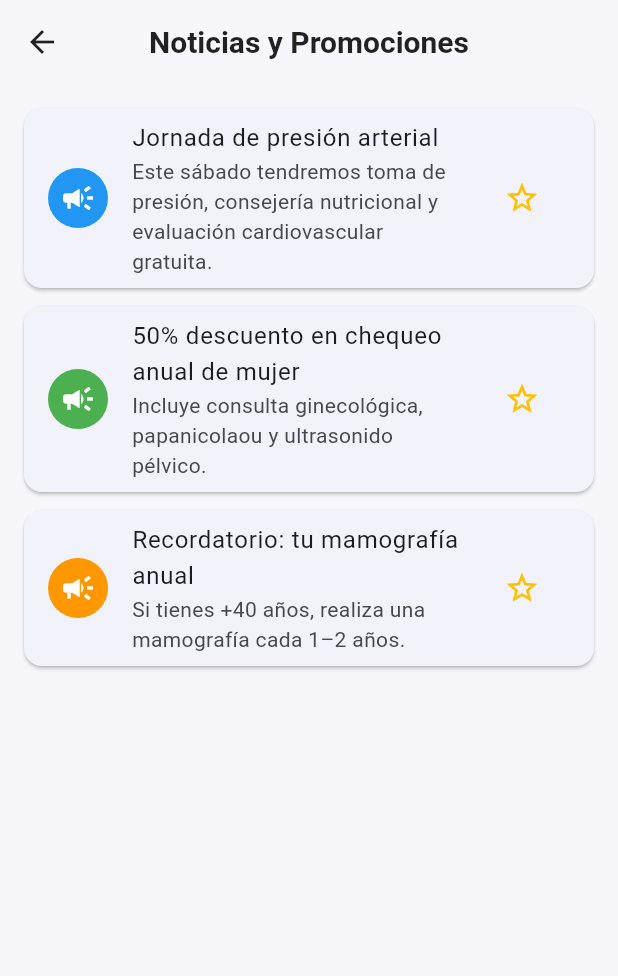
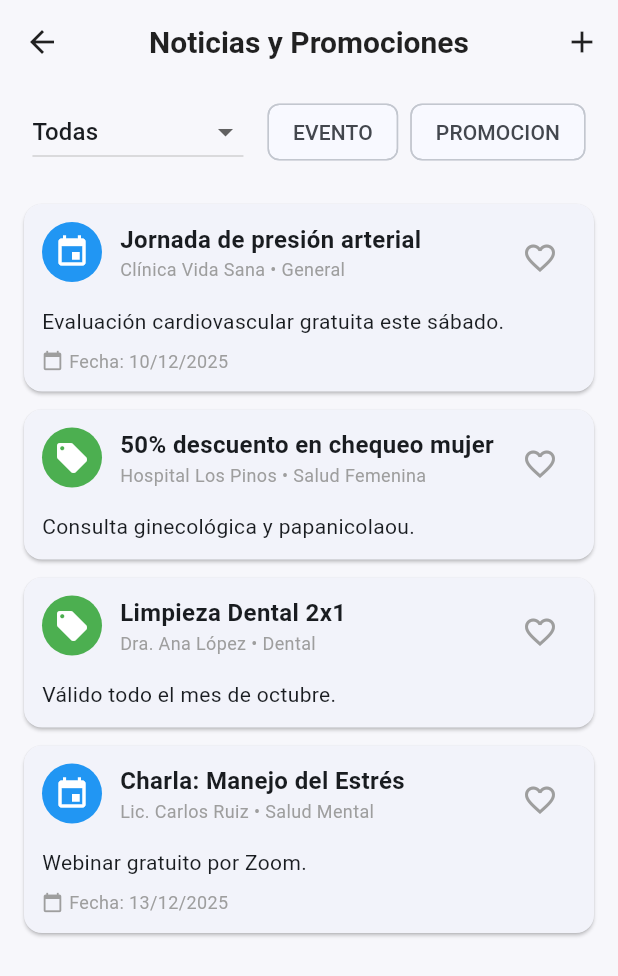
Before and after one commit to juliogp12hub/MiSaludApp-V3, a Flutter app: the InicioNoticiasPage screen opened directly, on a phone screen of 412 x 824 dp. Shown: the top 976 px of the screen. Run offline on Flutter 3.47's test engine with Material 3 defaults, Android fonts, the phone set to English and light mode, and no system bars; our stand-ins replace file_picker, flutter_riverpod, shared_preferences; accounts and stored records are empty.

Commit message:
Implement Newsletter/Promotions module and finalize Agenda/Favorites/Search integration

```diff
--- a/lib/models/evento_promocion.dart
+++ b/lib/models/evento_promocion.dart
@@ -3,9 +3,11 @@ class EventoPromocion {
   final String titulo;
   final String descripcion;
   final String tipo; // evento, promocion, recordatorio, articulo
+  final String category; // Salud Mental, Dental, General, etc.
   final DateTime fecha;
   final String autorNombre;
   final String autorTipo;
+  final String? professionalId; // Link to professional profile
   final String? imagenUrl;
 
   EventoPromocion({
@@ -13,9 +15,37 @@ class EventoPromocion {
     required this.titulo,
     required this.descripcion,
     required this.tipo,
+    required this.category,
     required this.fecha,
     required this.autorNombre,
     required this.autorTipo,
+    this.professionalId,
     this.imagenUrl,
   });
+
+  EventoPromocion copyWith({
+    String? id,
+    String? titulo,
+    String? descripcion,
+    String? tipo,
+    String? category,
+    DateTime? fecha,
+    String? autorNombre,
+    String? autorTipo,
+    String? professionalId,
+    String? imagenUrl,
+  }) {
+    return EventoPromocion(
+      id: id ?? this.id,
+      titulo: titulo ?? this.titulo,
+      descripcion: descripcion ?? this.descripcion,
+      tipo: tipo ?? this.tipo,
+      category: category ?? this.category,
+      fecha: fecha ?? this.fecha,
+      autorNombre: autorNombre ?? this.autorNombre,
+      autorTipo: autorTipo ?? this.autorTipo,
+      professionalId: professionalId ?? this.professionalId,
+      imagenUrl: imagenUrl ?? this.imagenUrl,
+    );
+  }
 }
--- a/lib/modules/newsletter/inicio_noticias_page.dart
+++ b/lib/modules/newsletter/inicio_noticias_page.dart
@@ -1,43 +1,102 @@
 import 'package:flutter/material.dart';
-import '../../services/promociones_service_mock.dart';
-import '../favoritos/favorites_service.dart';
+import 'package:flutter_riverpod/flutter_riverpod.dart';
 import '../../models/evento_promocion.dart';
+import '../../providers/promotions_provider.dart';
+import '../../widgets/favorite_toggle.dart';
+import 'create_promotion_page.dart';
 
-class InicioNoticiasPage extends StatefulWidget {
+class InicioNoticiasPage extends ConsumerStatefulWidget {
   const InicioNoticiasPage({super.key});
 
   @override
-  State<InicioNoticiasPage> createState() => _InicioNoticiasPageState();
+  ConsumerState<InicioNoticiasPage> createState() => _InicioNoticiasPageState();
 }
 
-class _InicioNoticiasPageState extends State<InicioNoticiasPage> {
-  final _service = PromocionesServiceMock();
-  late Future<List<EventoPromocion>> _futureEventos;
+class _InicioNoticiasPageState extends ConsumerState<InicioNoticiasPage> {
+  String? _selectedCategory;
+  String? _selectedType;
 
-  @override
-  void initState() {
-    super.initState();
-    _futureEventos = _service.obtenerEventos();
-  }
+  final List<String> _categories = ["General", "Dental", "Salud Mental", "Salud Femenina"];
+  final List<String> _types = ["evento", "promocion"];
 
   @override
   Widget build(BuildContext context) {
+    final filter = PromotionFilter(
+      category: _selectedCategory,
+      type: _selectedType,
+    );
+
+    // Watch the provider with the current filter
+    final promotions = ref.watch(promotionsProvider(filter));
+
     return Scaffold(
-      appBar: AppBar(title: const Text("Noticias y Promociones")),
-      body: FutureBuilder<List<EventoPromocion>>(
-        future: _futureEventos,
-        builder: (context, snapshot) {
-          if (!snapshot.hasData) {
-            return const Center(child: CircularProgressIndicator());
-          }
+      appBar: AppBar(
+        title: const Text("Noticias y Promociones"),
+        actions: [
+          IconButton(
+            icon: const Icon(Icons.add),
+            tooltip: "Crear (Solo Profesionales)",
+            onPressed: () {
+              Navigator.push(
+                context,
+                MaterialPageRoute(builder: (_) => const CreatePromotionPage())
+              );
+            },
+          )
+        ],
+      ),
+      body: Column(
+        children: [
+          _buildFilters(),
+          Expanded(
+            child: promotions.isEmpty
+              ? const Center(child: Text("No hay promociones disponibles."))
+              : ListView.builder(
+                  padding: const EdgeInsets.all(16),
+                  itemCount: promotions.length,
+                  itemBuilder: (_, i) => _buildCard(promotions[i]),
+                ),
+          ),
+        ],
+      ),
+    );
+  }
 
-          final eventos = snapshot.data!;
-          return ListView.builder(
-            padding: const EdgeInsets.all(16),
-            itemCount: eventos.length,
-            itemBuilder: (_, i) => _buildCard(eventos[i]),
-          );
-        },
+  Widget _buildFilters() {
+    return SingleChildScrollView(
+      scrollDirection: Axis.horizontal,
+      padding: const EdgeInsets.symmetric(horizontal: 16, vertical: 8),
+      child: Row(
+        children: [
+          // Category Filter
+          DropdownButton<String>(
+            hint: const Text("Categoría"),
+            value: _selectedCategory,
+            items: [
+              const DropdownMenuItem(value: null, child: Text("Todas")),
+              ..._categories.map((c) => DropdownMenuItem(value: c, child: Text(c))),
+            ],
+            onChanged: (val) {
+              setState(() => _selectedCategory = val);
+              // Trigger reload is handled by watching the new provider family key
+            },
+          ),
+          const SizedBox(width: 16),
+          // Type Filter
+          Wrap(
+            spacing: 8,
+            children: _types.map((t) {
+              final isSelected = _selectedType == t;
+              return FilterChip(
+                label: Text(t.toUpperCase()),
+                selected: isSelected,
+                onSelected: (sel) {
+                  setState(() => _selectedType = sel ? t : null);
+                },
+              );
+            }).toList(),
+          ),
+        ],
       ),
     );
   }
@@ -53,26 +112,55 @@ class _InicioNoticiasPageState extends State<InicioNoticiasPage> {
     return Card(
       shape: RoundedRectangleBorder(borderRadius: BorderRadius.circular(12)),
       margin: const EdgeInsets.only(bottom: 12),
-      child: ListTile(
-        leading: CircleAvatar(
-          backgroundColor: tipoColor[item.tipo] ?? Colors.blueGrey,
-          child: const Icon(Icons.campaign, color: Colors.white),
-        ),
-        title: Text(item.titulo),
-        subtitle: Text(item.descripcion),
-
-        /// ⭐ FAVORITOS
-        trailing: IconButton(
-          icon: Icon(
-            FavoritesService().esPromocionFavorita(item.id)
-                ? Icons.star
-                : Icons.star_border,
-            color: Colors.amber,
-          ),
-          onPressed: () async {
-            await FavoritesService().togglePromocionFavorita(item.id);
-            setState(() {});
-          },
+      child: Padding(
+        padding: const EdgeInsets.all(12),
+        child: Column(
+          crossAxisAlignment: CrossAxisAlignment.start,
+          children: [
+            Row(
+              crossAxisAlignment: CrossAxisAlignment.start,
+              children: [
+                CircleAvatar(
+                  backgroundColor: tipoColor[item.tipo] ?? Colors.blueGrey,
+                  child: Icon(
+                    item.tipo == 'promocion' ? Icons.local_offer : Icons.event,
+                    color: Colors.white
+                  ),
+                ),
+                const SizedBox(width: 12),
+                Expanded(
+                  child: Column(
+                    crossAxisAlignment: CrossAxisAlignment.start,
+                    children: [
+                      Text(item.titulo, style: const TextStyle(fontWeight: FontWeight.bold, fontSize: 16)),
+                      Text("${item.autorNombre} • ${item.category}", style: const TextStyle(fontSize: 12, color: Colors.grey)),
+                    ],
+                  ),
+                ),
+                FavoriteToggle(
+                  professionalId: item.id,
+                  activeColor: Colors.amber,
+                  inactiveColor: Colors.grey,
+                ),
+              ],
+            ),
+            const SizedBox(height: 8),
+            Text(item.descripcion),
+            if (item.fecha.isAfter(DateTime.now()))
+               Padding(
+                 padding: const EdgeInsets.only(top: 8.0),
+                 child: Row(
+                   children: [
+                     const Icon(Icons.calendar_today, size: 14, color: Colors.grey),
+                     const SizedBox(width: 4),
+                     Text(
+                       "Fecha: ${item.fecha.day}/${item.fecha.month}/${item.fecha.year}",
+                       style: const TextStyle(fontSize: 12, color: Colors.grey),
+                     ),
+                   ],
+                 ),
+               )
+          ],
         ),
       ),
     );
--- /dev/null
+++ b/lib/providers/promotions_provider.dart
@@ -0,0 +1,112 @@
+import 'package:flutter_riverpod/flutter_riverpod.dart';
+import '../models/evento_promocion.dart';
+
+class PromotionFilter {
+  final String? category;
+  final String? type; // evento, promocion
+  final bool? onlyProfessional;
+
+  const PromotionFilter({this.category, this.type, this.onlyProfessional});
+
+  @override
+  bool operator ==(Object other) =>
+      identical(this, other) ||
+      other is PromotionFilter &&
+          runtimeType == other.runtimeType &&
+          category == other.category &&
+          type == other.type &&
+          onlyProfessional == other.onlyProfessional;
+
+  @override
+  int get hashCode => category.hashCode ^ type.hashCode ^ onlyProfessional.hashCode;
+}
+
+// Mock Repository
+class PromotionRepository {
+  final List<EventoPromocion> _items = [
+    EventoPromocion(
+      id: 'promo_1',
+      titulo: 'Jornada de presión arterial',
+      descripcion: 'Evaluación cardiovascular gratuita este sábado.',
+      tipo: 'evento',
+      category: 'General',
+      fecha: DateTime.now().add(const Duration(days: 2)),
+      autorNombre: 'Clínica Vida Sana',
+      autorTipo: 'clinica',
+    ),
+    EventoPromocion(
+      id: 'promo_2',
+      titulo: '50% descuento en chequeo mujer',
+      descripcion: 'Consulta ginecológica y papanicolaou.',
+      tipo: 'promocion',
+      category: 'Salud Femenina',
+      fecha: DateTime.now(),
+      autorNombre: 'Hospital Los Pinos',
+      autorTipo: 'hospital',
+    ),
+    EventoPromocion(
+      id: 'promo_3',
+      titulo: 'Limpieza Dental 2x1',
+      descripcion: 'Válido todo el mes de octubre.',
+      tipo: 'promocion',
+      category: 'Dental',
+      fecha: DateTime.now(),
+      autorNombre: 'Dra. Ana López',
+      autorTipo: 'doctor',
+      professionalId: '2', // Matches mock doctor ID
+    ),
+    EventoPromocion(
+      id: 'promo_4',
+      titulo: 'Charla: Manejo del Estrés',
+      descripcion: 'Webinar gratuito por Zoom.',
+      tipo: 'evento',
+      category: 'Salud Mental',
+      fecha: DateTime.now().add(const Duration(days: 5)),
+      autorNombre: 'Lic. Carlos Ruiz',
+      autorTipo: 'doctor',
+      professionalId: '3',
+    ),
+  ];
+
+  Future<List<EventoPromocion>> getPromotions({PromotionFilter? filter}) async {
+    await Future.delayed(const Duration(milliseconds: 300));
+    if (filter == null) return _items;
+
+    return _items.where((p) {
+      if (filter.category != null && p.category != filter.category) return false;
+      if (filter.type != null && p.tipo != filter.type) return false;
+      if (filter.onlyProfessional == true && p.professionalId == null) return false;
+      return true;
+    }).toList();
+  }
+
+  Future<void> addPromotion(EventoPromocion promo) async {
+    await Future.delayed(const Duration(milliseconds: 300));
+    _items.insert(0, promo);
+  }
+}
+
+// Provider
+final promotionRepositoryProvider = Provider((ref) => PromotionRepository());
+
+// StateNotifier for the Page
+class PromotionsNotifier extends StateNotifier<List<EventoPromocion>> {
+  final PromotionRepository _repo;
+
+  PromotionsNotifier(this._repo) : super([]) {
+    load();
+  }
+
+  Future<void> load({PromotionFilter? filter}) async {
+    state = await _repo.getPromotions(filter: filter);
+  }
+
+  Future<void> add(EventoPromocion promo) async {
+    await _repo.addPromotion(promo);
+    await load(); // Reload all
+  }
+}
+
+final promotionsProvider = StateNotifierProvider.family<PromotionsNotifier, List<EventoPromocion>, PromotionFilter?>((ref, filter) {
+  return PromotionsNotifier(ref.watch(promotionRepositoryProvider));
+});
--- a/lib/widgets/custom_calendar_widget.dart
+++ b/lib/widgets/custom_calendar_widget.dart
@@ -1,5 +1,5 @@
 import 'package:flutter/material.dart';
-import '../../data/datasources/agenda_local_datasource.dart';
+import '../data/datasources/agenda_local_datasource.dart';
 
 class CustomCalendarWidget extends StatefulWidget {
   final DateTime initialDate;
```
Also changed, not shown: lib/modules/newsletter/create_promotion_page.dart (added, +109 -0 lines).
